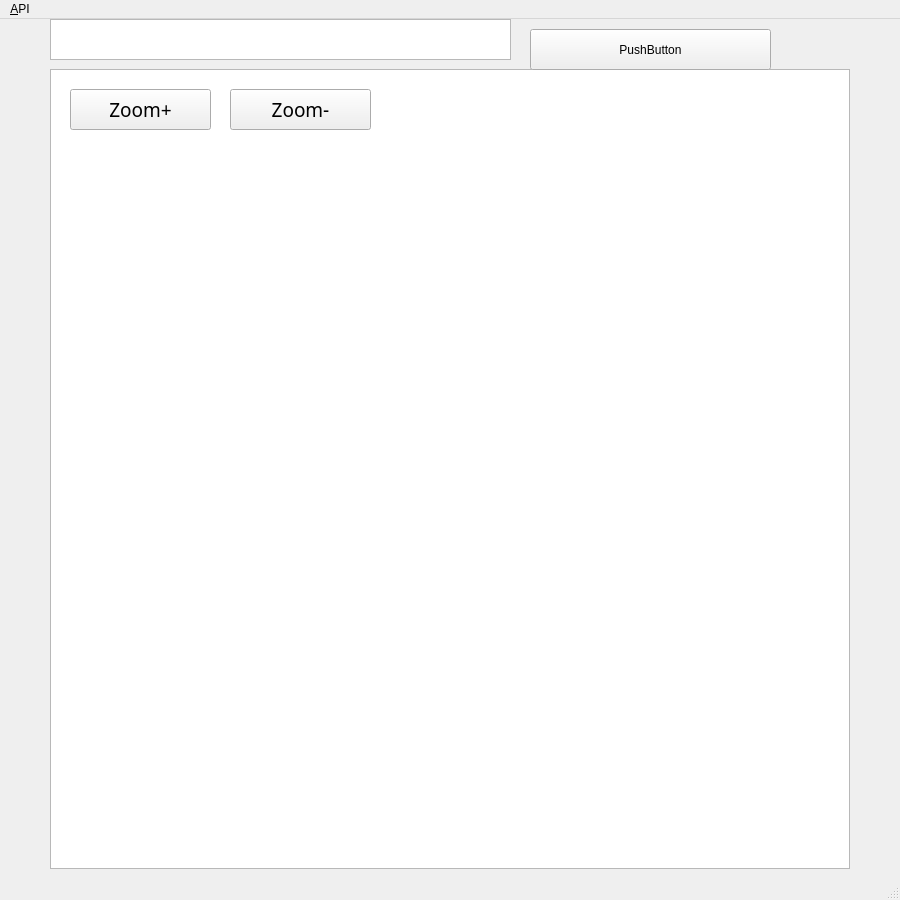
First picture: the form in Mapdisplay/mainwindow.ui, repository Anton-duckys/Mapdisplay, before the edit.
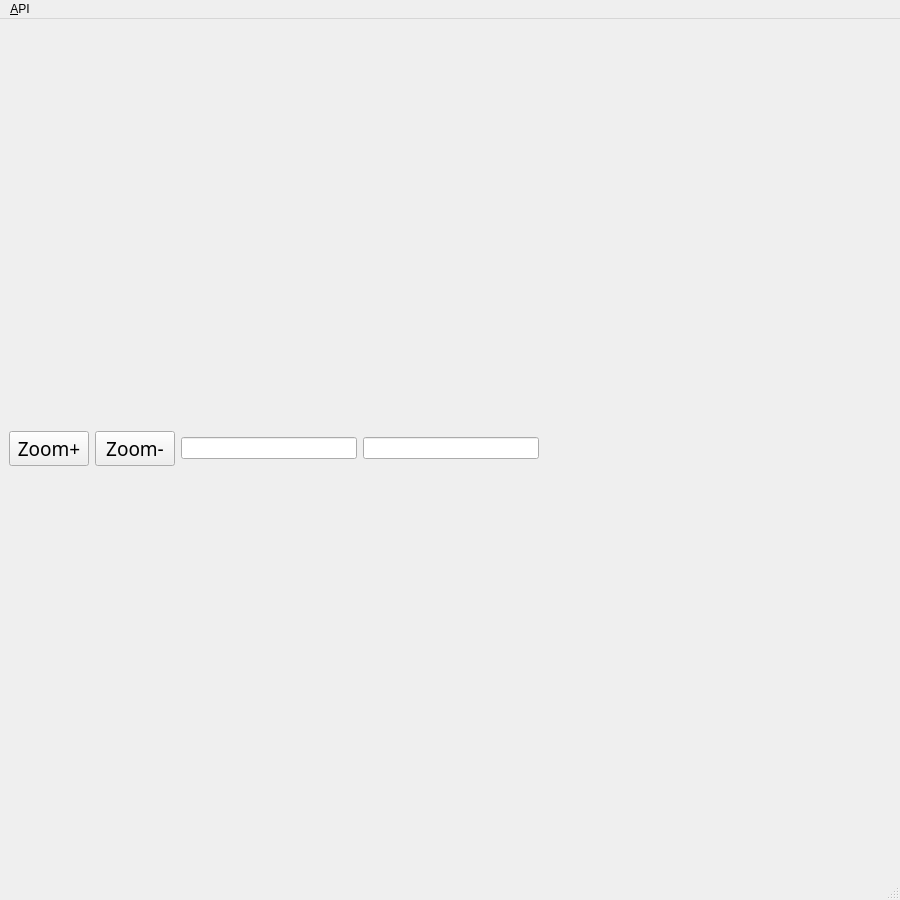
Second picture: the form after the edit.

Patch:
```diff
--- a/Mapdisplay/mainwindow.ui
+++ b/Mapdisplay/mainwindow.ui
@@ -10,6 +10,12 @@
     <height>900</height>
    </rect>
   </property>
+  <property name="minimumSize">
+   <size>
+    <width>800</width>
+    <height>800</height>
+   </size>
+  </property>
   <property name="cursor">
    <cursorShape>ArrowCursor</cursorShape>
   </property>
@@ -23,46 +29,11 @@
    <property name="enabled">
     <bool>true</bool>
    </property>
-   <widget class="QGraphicsView" name="graphicsView">
-    <property name="geometry">
-     <rect>
-      <x>50</x>
-      <y>50</y>
-      <width>800</width>
-      <height>800</height>
-     </rect>
-    </property>
-    <property name="mouseTracking">
-     <bool>true</bool>
-    </property>
-    <property name="focusPolicy">
-     <enum>Qt::WheelFocus</enum>
-    </property>
-    <property name="contextMenuPolicy">
-     <enum>Qt::PreventContextMenu</enum>
-    </property>
-    <property name="verticalScrollBarPolicy">
-     <enum>Qt::ScrollBarAlwaysOff</enum>
-    </property>
-    <property name="horizontalScrollBarPolicy">
-     <enum>Qt::ScrollBarAlwaysOff</enum>
-    </property>
-    <property name="interactive">
-     <bool>true</bool>
-    </property>
-    <property name="dragMode">
-     <enum>QGraphicsView::ScrollHandDrag</enum>
-    </property>
-   </widget>
+   <layout class="QVBoxLayout" name="verticalLayout">
+    <item>
+     <layout class="QHBoxLayout" name="horizontalLayout">
+      <item>
    <widget class="QPushButton" name="pushButton">
-    <property name="geometry">
-     <rect>
-      <x>70</x>
-      <y>70</y>
-      <width>141</width>
-      <height>41</height>
-     </rect>
-    </property>
     <property name="font">
      <font>
       <family>Segoe MDL2 Assets</family>
@@ -73,15 +44,9 @@
      <string>Zoom+</string>
     </property>
    </widget>
+      </item>
+      <item>
    <widget class="QPushButton" name="pushButton_2">
-    <property name="geometry">
-     <rect>
-      <x>230</x>
-      <y>70</y>
-      <width>141</width>
-      <height>41</height>
-     </rect>
-    </property>
     <property name="font">
      <font>
       <family>Segoe MDL2 Assets</family>
@@ -94,29 +59,56 @@
      <string>Zoom-</string>
     </property>
    </widget>
-   <widget class="QTextEdit" name="textEdit">
-    <property name="geometry">
-     <rect>
-      <x>50</x>
-      <y>0</y>
-      <width>461</width>
-      <height>41</height>
-     </rect>
-    </property>
-   </widget>
-   <widget class="QPushButton" name="pushButton_3">
-    <property name="geometry">
-     <rect>
-      <x>530</x>
-      <y>10</y>
-      <width>241</width>
-      <height>41</height>
-     </rect>
-    </property>
-    <property name="text">
-     <string>PushButton</string>
-    </property>
-   </widget>
+      </item>
+      <item>
+       <widget class="QLineEdit" name="lineEdit">
+        <property name="sizePolicy">
+         <sizepolicy hsizetype="MinimumExpanding" vsizetype="Fixed">
+          <horstretch>0</horstretch>
+          <verstretch>0</verstretch>
+         </sizepolicy>
+        </property>
+       </widget>
+      </item>
+      <item>
+       <widget class="QLineEdit" name="lineEdit_2">
+        <property name="sizePolicy">
+         <sizepolicy hsizetype="MinimumExpanding" vsizetype="Fixed">
+          <horstretch>0</horstretch>
+          <verstretch>0</verstretch>
+         </sizepolicy>
+        </property>
+       </widget>
+      </item>
+      <item>
+       <spacer name="horizontalSpacer_2">
+        <property name="orientation">
+         <enum>Qt::Horizontal</enum>
+        </property>
+        <property name="sizeHint" stdset="0">
+         <size>
+          <width>40</width>
+          <height>20</height>
+         </size>
+        </property>
+       </spacer>
+      </item>
+      <item>
+       <spacer name="horizontalSpacer">
+        <property name="orientation">
+         <enum>Qt::Horizontal</enum>
+        </property>
+        <property name="sizeHint" stdset="0">
+         <size>
+          <width>40</width>
+          <height>20</height>
+         </size>
+        </property>
+       </spacer>
+      </item>
+     </layout>
+    </item>
+   </layout>
   </widget>
   <widget class="QMenuBar" name="menubar">
    <property name="geometry">
```
Left out of the diff: 7 changed lines with no effect on the pictures. Lines whose indentation alone changed are shown as unchanged.
